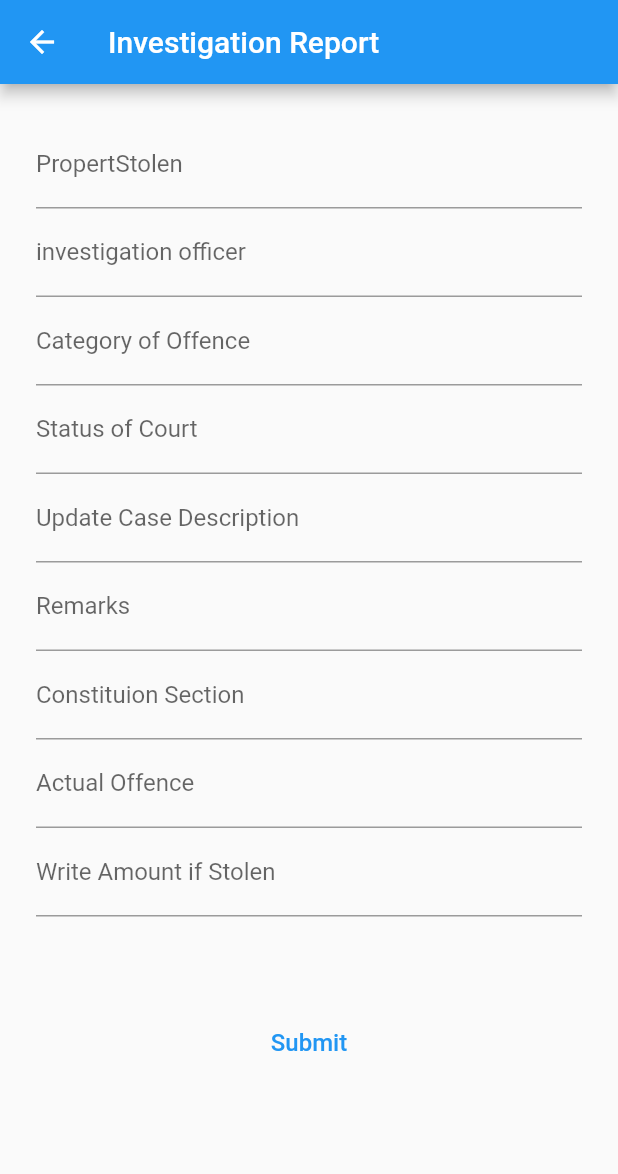
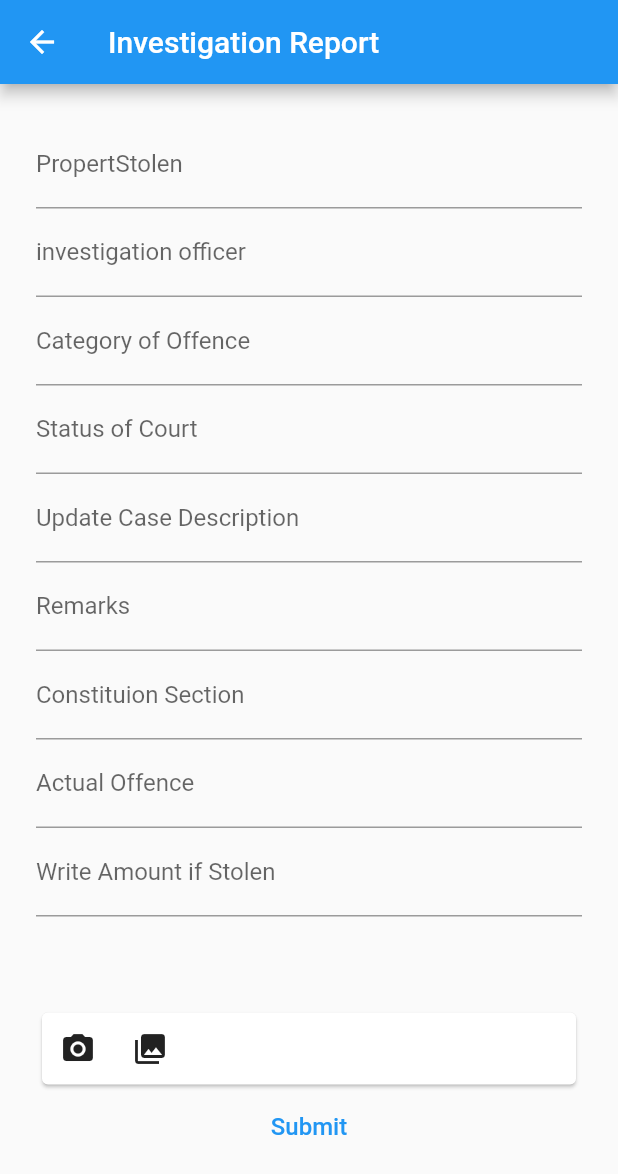
Before and after one commit to deogemini/police_app, a Flutter app: the IR screen opened directly, on a phone screen of 412 x 824 dp. Shown: the top 1174 px of the screen. Run offline on Flutter 3.47's test engine with Material 2 defaults, Android fonts, the phone set to English and light mode, and no system bars; our stand-ins replace image_cropper, image_picker, shared_preferences, splashscreen; accounts and stored records are empty.

```diff
--- a/lib/investigationForm.dart
+++ b/lib/investigationForm.dart
@@ -1,6 +1,7 @@
 import 'package:flutter/material.dart';
 import 'dart:io';
 import 'package:image_picker/image_picker.dart';
+import 'package:image_cropper/image_cropper.dart';
 
 class InvestigationForm extends StatefulWidget {
   const InvestigationForm({Key key}) : super(key: key);
@@ -10,12 +11,14 @@ class InvestigationForm extends StatefulWidget {
 }
 
 class _InvestigationFormState extends State<InvestigationForm> {
+  //Active image file
   File _image;
 
   final picker = ImagePicker();
 
-  Future getImage() async {
-    final pickedFile = await picker.getImage(source: ImageSource.camera);
+//user take images
+  Future getImage(ImageSource source) async {
+    final pickedFile = await picker.getImage(source: source);
 
     setState(() {
       if (pickedFile != null) {
@@ -23,6 +26,24 @@ class _InvestigationFormState extends State<InvestigationForm> {
       } else {
         print('No image selected.');
       }
+    });
+  }
+
+  //cropper image
+  Future<void> _cropImage() async {
+    File cropped = await ImageCropper.cropImage(
+      sourcePath: _image.path,
+    );
+
+    setState(() {
+      _image = cropped ?? _image;
+    });
+  }
+
+  //remove image
+  void _clear() {
+    setState(() {
+      _image = null;
     });
   }
 
@@ -140,6 +161,36 @@ class _InvestigationFormState extends State<InvestigationForm> {
                 SizedBox(
                   height: 60,
                 ),
+                if(_image != null ) ...[
+                  Image.file(_image),
+                  Row(
+                    children: <Widget>[
+                      FlatButton(
+                        child: Icon(Icons.crop),
+                        onPressed:  _cropImage,),
+                        FlatButton(
+                          child: Icon(Icons.refresh),
+                          onPressed: _clear)
+                    ],
+                  ),
+                  // Uploader(file: _image)
+
+                ],
+                Card(
+                  child: Container(
+                    child: Row(
+                      children: <Widget>[
+                        IconButton(
+                            icon: Icon(Icons.photo_camera),
+                            onPressed: () => getImage(ImageSource.camera)),
+                        IconButton(
+                            icon: Icon(Icons.photo_library),
+                            onPressed: () => getImage(ImageSource.gallery)),
+                      ],
+                    ),
+                  ),
+                ),
+
                 TextButton(
                   style: ButtonStyle(),
                   child: Text(
```
